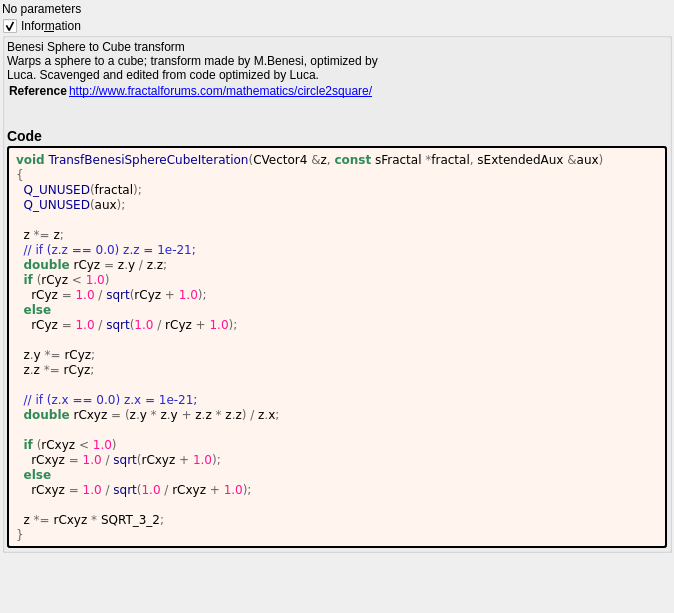
Before: the Qt Designer form mandelbulber2/formula/ui/transf_benesi_sphere_cube.ui in buddhi1980/mandelbulber2, drawn with Qt 5.
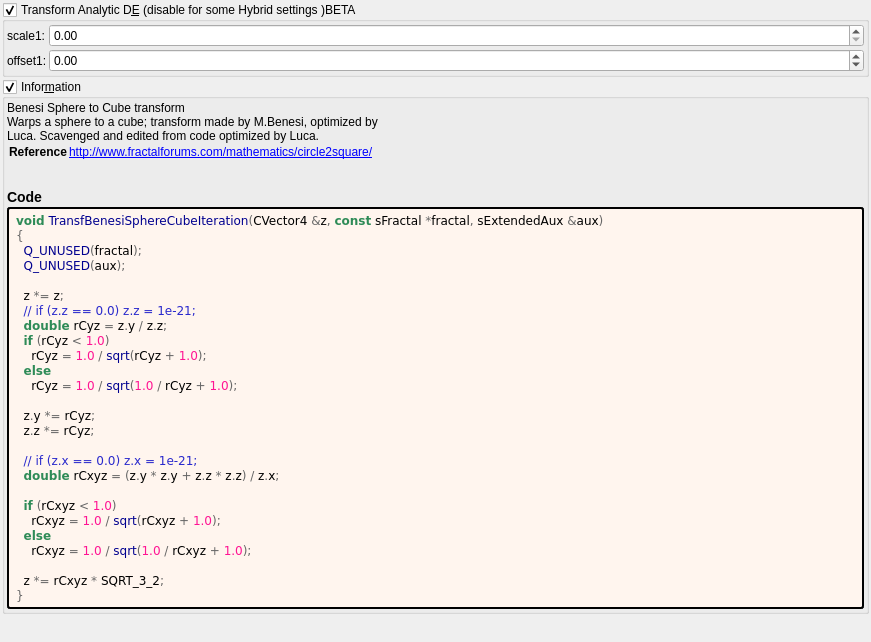
After: the same form once the commit is applied. Custom widgets are drawn as their Qt base class.

Commit message: implement analytic DE T3, T4 & T5B

What changed in the file:
```diff
--- a/mandelbulber2/formula/ui/transf_benesi_sphere_cube.ui
+++ b/mandelbulber2/formula/ui/transf_benesi_sphere_cube.ui
@@ -6,8 +6,8 @@
    <rect>
     <x>0</x>
     <y>0</y>
-    <width>674</width>
-    <height>613</height>
+    <width>871</width>
+    <height>642</height>
    </rect>
   </property>
   <property name="windowTitle">
@@ -30,13 +30,107 @@
     <number>2</number>
    </property>
    <item>
-    <widget class="QLabel" name="label">
-     <property name="toolTip">
-      <string/>
+    <widget class="MyGroupBox" name="groupCheck_analyticDE_enabled">
+     <property name="title">
+      <string>Transform Analytic D&amp;E (disable for some Hybrid settings )BETA</string>
      </property>
-     <property name="text">
-      <string>No parameters</string>
+     <property name="checkable">
+      <bool>true</bool>
      </property>
+     <layout class="QVBoxLayout" name="verticalLayout_12" stretch="0">
+      <property name="spacing">
+       <number>2</number>
+      </property>
+      <property name="leftMargin">
+       <number>2</number>
+      </property>
+      <property name="topMargin">
+       <number>2</number>
+      </property>
+      <property name="rightMargin">
+       <number>2</number>
+      </property>
+      <property name="bottomMargin">
+       <number>2</number>
+      </property>
+      <item>
+       <layout class="QGridLayout" name="gridLayout_28" columnstretch="0,0,1">
+        <property name="spacing">
+         <number>2</number>
+        </property>
+        <item row="1" column="1">
+         <widget class="QLabel" name="label_178">
+          <property name="text">
+           <string>offset1:</string>
+          </property>
+         </widget>
+        </item>
+        <item row="0" column="1">
+         <widget class="QLabel" name="label_179">
+          <property name="text">
+           <string>scale1:</string>
+          </property>
+         </widget>
+        </item>
+        <item row="0" column="2">
+         <widget class="MyDoubleSpinBox" name="spinbox_analyticDE_scale_1">
+          <property name="sizePolicy">
+           <sizepolicy hsizetype="Minimum" vsizetype="Maximum">
+            <horstretch>0</horstretch>
+            <verstretch>0</verstretch>
+           </sizepolicy>
+          </property>
+          <property name="prefix">
+           <string/>
+          </property>
+          <property name="suffix">
+           <string/>
+          </property>
+          <property name="decimals">
+           <number>2</number>
+          </property>
+          <property name="minimum">
+           <double>0.000000000000000</double>
+          </property>
+          <property name="maximum">
+           <double>99.989999999999995</double>
+          </property>
+          <property name="singleStep">
+           <double>0.100000000000000</double>
+          </property>
+         </widget>
+        </item>
+        <item row="1" column="2">
+         <widget class="MyDoubleSpinBox" name="spinbox_analyticDE_offset_1">
+          <property name="sizePolicy">
+           <sizepolicy hsizetype="Minimum" vsizetype="Maximum">
+            <horstretch>0</horstretch>
+            <verstretch>0</verstretch>
+           </sizepolicy>
+          </property>
+          <property name="prefix">
+           <string/>
+          </property>
+          <property name="suffix">
+           <string/>
+          </property>
+          <property name="decimals">
+           <number>2</number>
+          </property>
+          <property name="minimum">
+           <double>-99.989999999999995</double>
+          </property>
+          <property name="maximum">
+           <double>99.989999999999995</double>
+          </property>
+          <property name="singleStep">
+           <double>0.100000000000000</double>
+          </property>
+         </widget>
+        </item>
+       </layout>
+      </item>
+     </layout>
     </widget>
    </item>
    <item>
@@ -158,6 +252,11 @@
    <header>my_group_box.h</header>
    <container>1</container>
   </customwidget>
+  <customwidget>
+   <class>MyDoubleSpinBox</class>
+   <extends>QDoubleSpinBox</extends>
+   <header>my_double_spin_box.h</header>
+  </customwidget>
  </customwidgets>
  <tabstops>
   <tabstop>groupCheck_info</tabstop>
```
Left out of the diff: 2 changed lines with no effect on the pictures. The commit also changes 8 other files.
